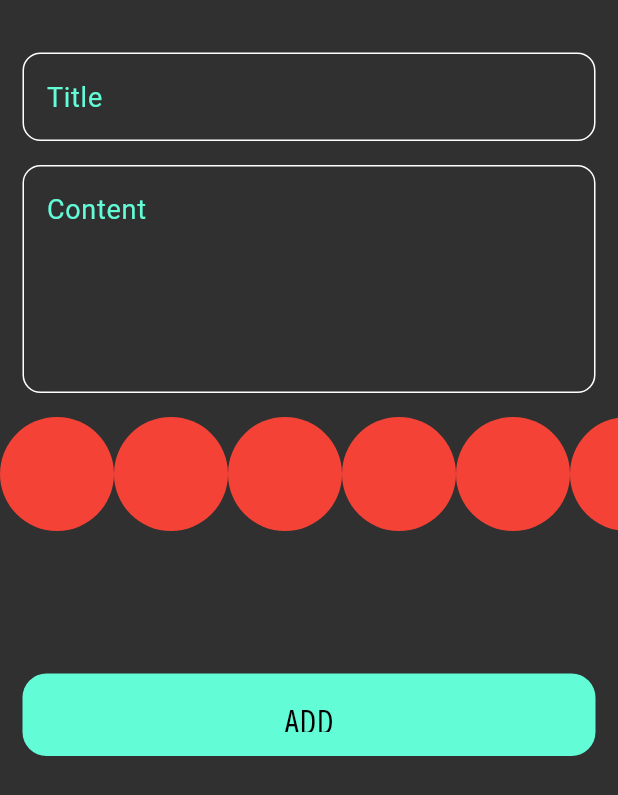
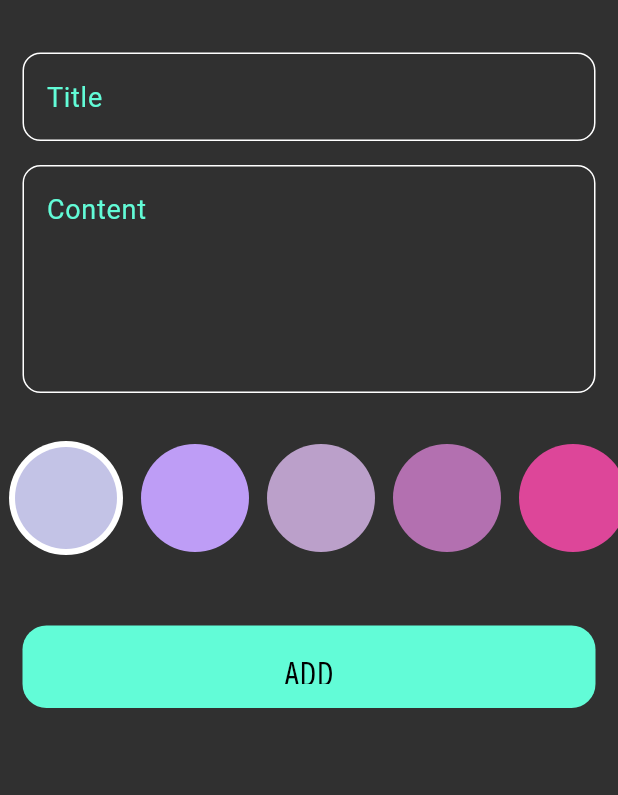
Before and after one commit to esraa-mohamad/note_app, a Flutter app: the AddNoteForm widget shown alone on an empty page, opened directly, on a phone screen of 412 x 824 dp. Shown: the top 795 px of the screen. Run offline on Flutter 3.47's test engine with Material 3 defaults, Android fonts, the phone set to English and light mode, and no system bars; our stand-ins replace bloc, flutter_bloc, font_awesome_flutter, hive, hive_flutter; accounts and stored records are empty; project files that could hold a hidden picture were left out.

Commit message:
color list view part two

```diff
--- a/lib/modules/add_note_form.dart
+++ b/lib/modules/add_note_form.dart
@@ -51,11 +51,11 @@ class _AddNoteFormState extends State<AddNoteForm> {
             },
           ),
           const SizedBox(
-            height: 16,
+            height: 32,
           ),
           const ColorListView(),
           const SizedBox(
-            height: 80,
+            height: 32,
           ),
           BlocBuilder<AddNoteCubit, AddNoteState>(
             builder: (context, state) {
--- a/lib/modules/color_item.dart
+++ b/lib/modules/color_item.dart
@@ -1,13 +1,26 @@
 import 'package:flutter/material.dart';
 
 class ColorItem extends StatelessWidget {
-  const ColorItem({super.key});
+  const ColorItem({super.key, required this.isActive, required this.color});
 
+
+  final bool isActive ;
+  final Color color ;
   @override
   Widget build(BuildContext context) {
-    return const CircleAvatar(
+    return isActive ?
+     CircleAvatar(
+      backgroundColor: Colors.white,
       radius: 38,
-      backgroundColor: Colors.red,
+      child: CircleAvatar(
+        radius: 34,
+        backgroundColor: color,
+      ),
+    )
+    :
+     CircleAvatar(
+    radius: 36,
+    backgroundColor: color,
     );
   }
 }
--- a/lib/modules/color_list_view.dart
+++ b/lib/modules/color_list_view.dart
@@ -1,18 +1,48 @@
 import 'package:flutter/cupertino.dart';
 import 'package:note_app/modules/color_item.dart';
 
-class ColorListView extends StatelessWidget {
-  const ColorListView({super.key});
+class ColorListView extends StatefulWidget {
+  const ColorListView({super.key,});
 
+  @override
+  State<ColorListView> createState() => _ColorListViewState();
+}
+
+class _ColorListViewState extends State<ColorListView> {
+
+  List<Color> colors= const [
+    Color(0xffc3c3e6),
+    Color(0xffBE9DF6),
+    Color(0xffbba0ca),
+    Color(0xffb370b0),
+    Color(0xffDD4699),
+    Color(0xffBC12B4),
+    Color(0xff6D6DF4),
+
+  ];
+   int currentIndex = 0 ;
   @override
   Widget build(BuildContext context) {
     return SizedBox(
       height: 38*2,
       child: ListView.builder(
-          itemCount: 10,
+          itemCount: colors.length,
           scrollDirection: Axis.horizontal,
           itemBuilder: (context,index){
-            return const ColorItem();
+            return   Padding(
+              padding: const EdgeInsets.symmetric(horizontal: 6),
+              child: GestureDetector(
+                onTap: (){
+                  currentIndex = index;
+                  setState(() {
+                  });
+                },
+                child: ColorItem(
+                  color:colors[index],
+                  isActive: currentIndex == index  ,
+                ),
+              ),
+            );
           }
       ),
     );
```
